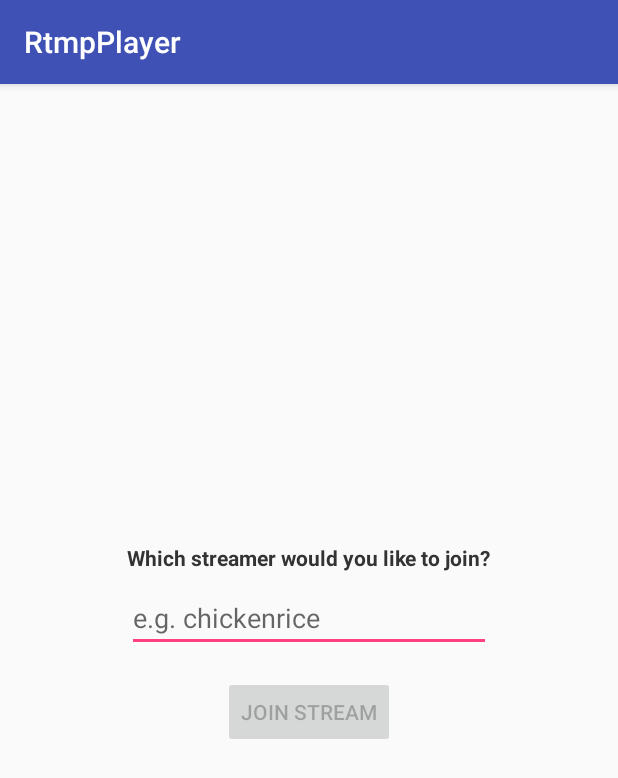
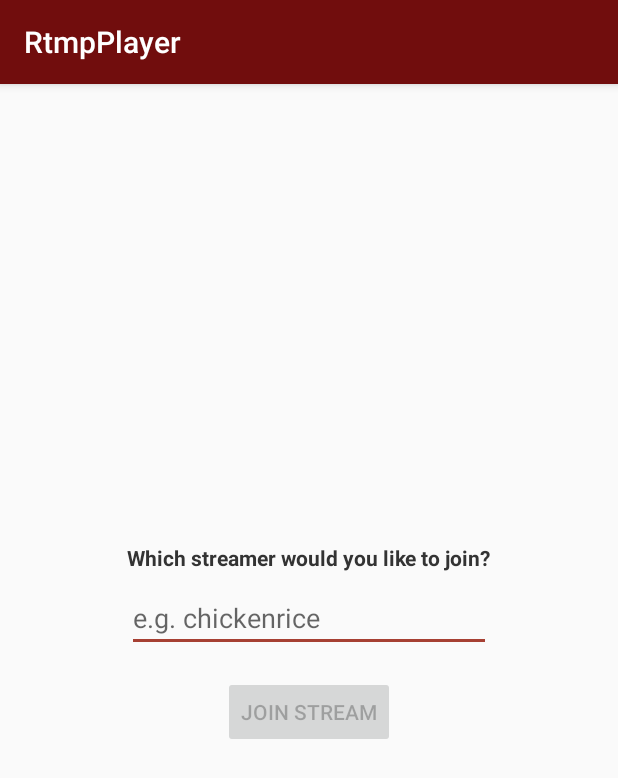
Before and after one commit to TakuSemba/RtmpPlayer, an Android app: the screen it shows after launch (MainActivity), on a phone screen of 412 x 824 dp. Shown: the top 778 px of the screen. Run offline under Robolectric (Android 15) with nearby library versions, the phone set to English and light mode, and no system bars; our stand-ins replace data binding.

Commit message:
Update theme colors

```diff
--- a/app/src/main/res/values/colors.xml
+++ b/app/src/main/res/values/colors.xml
@@ -1,6 +1,6 @@
 <?xml version="1.0" encoding="utf-8"?>
 <resources>
-    <color name="colorPrimary">#3F51B5</color>
-    <color name="colorPrimaryDark">#303F9F</color>
-    <color name="colorAccent">#FF4081</color>
+    <color name="colorPrimary">#710D0D</color>
+    <color name="colorPrimaryDark">#430000</color>
+    <color name="colorAccent">#A64033</color>
 </resources>
```
